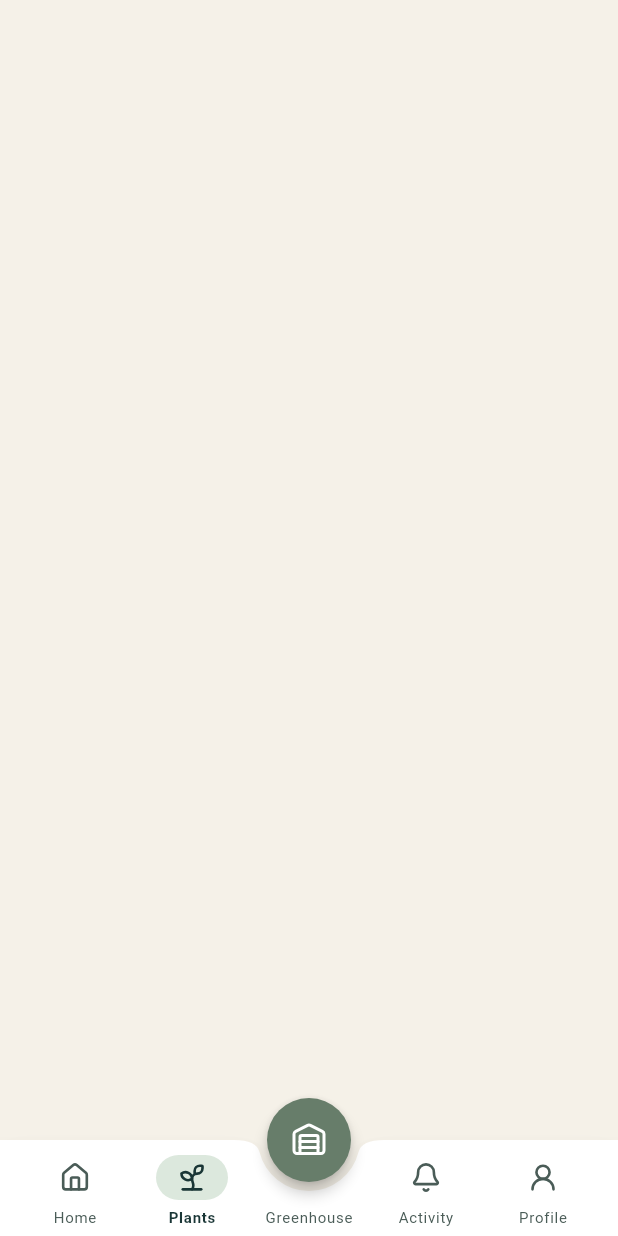
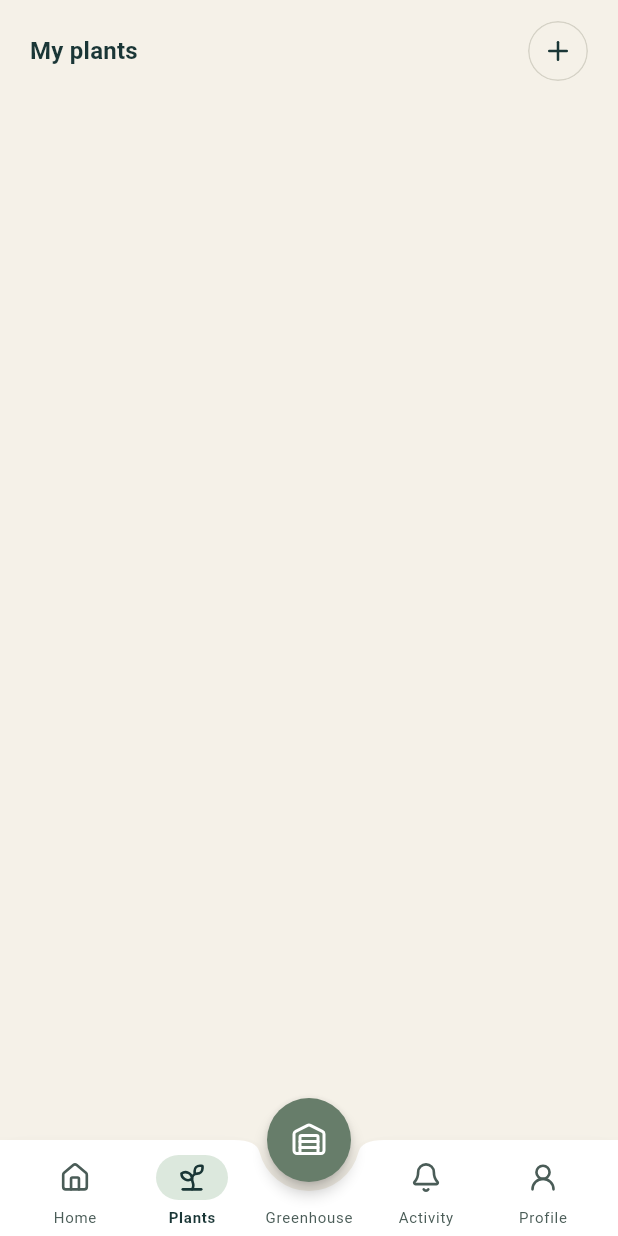
Before and after one commit to fabiogentile-gif/verdant, a Flutter app: the screen it shows after launch, item 2 of the bottom bar chosen, on a phone screen of 412 x 824 dp. Run offline on Flutter 3.47's test engine with Material 3 defaults, Android fonts, the phone set to English and light mode, and no system bars; our stand-ins replace lucide_icons_flutter.

Commit message:
Aggiunta appbar con pulsante premibile per quick action

```diff
--- a/lib/app_bar.dart
+++ b/lib/app_bar.dart
@@ -4,40 +4,66 @@ class StandardAppBar extends StatelessWidget implements PreferredSizeWidget {
   const StandardAppBar({
     super.key,
     required this.title,
-    required this.subtitle,
+    this.actionIcon,
+    this.onActionTap,
   });
 
   final String title;
-  final String subtitle;
+  final IconData? actionIcon;
+  final VoidCallback? onActionTap;
+
+  static const _height = 68.0;
+
+  @override
+  Size get preferredSize => const Size.fromHeight(_height);
 
   @override
   Widget build(BuildContext context) {
-    final colors = Theme.of(context).colorScheme;
+    final theme = Theme.of(context);
+    final colors = theme.colorScheme;
 
     return AppBar(
-      backgroundColor: Theme.of(context).scaffoldBackgroundColor,
-      toolbarHeight: 72,
+      backgroundColor: theme.scaffoldBackgroundColor,
+      surfaceTintColor: Colors.transparent,
+      scrolledUnderElevation: 0,
+      toolbarHeight: _height,
       automaticallyImplyLeading: false,
-      title: Padding(
-        padding: const EdgeInsets.symmetric(horizontal: 2),
-        child: Column(
+      centerTitle: false,
+      titleSpacing: 20,
+      title: Column(
         crossAxisAlignment: CrossAxisAlignment.start,
+        mainAxisSize: MainAxisSize.min,
         children: [
           Text(
             title,
-              style: TextStyle(fontWeight: FontWeight.bold, fontSize: 30),
+            maxLines: 1,
+            overflow: TextOverflow.ellipsis,
+            style: theme.textTheme.titleMedium?.copyWith(
+              fontSize: 16,
+              fontWeight: FontWeight.w600,
+              color: colors.onSurface,
             ),
-            Text(
-              subtitle,
-              style: Theme.of(context).textTheme.bodySmall
-                  ?.copyWith(color: colors.onSurfaceVariant),
           ),
         ],
       ),
+      actions: [
+        if (actionIcon != null)
+        Padding(
+          padding: const EdgeInsets.only(left: 12, right: 20),
+          child: Material(
+            color: Colors.transparent,
+            shape: CircleBorder(side: BorderSide(color: colors.outlineVariant)),
+            clipBehavior: Clip.antiAlias,
+            child: InkWell(
+              onTap: onActionTap,
+              child: SizedBox.square(
+                dimension: 40,
+                child: Icon(actionIcon, size: 20, color: colors.onSurface),
               ),
+            ),
+          ),
+        ),
+      ],
     );
   }
-
-  @override
-  Size get preferredSize => const Size.fromHeight(72);
 }
--- a/lib/main.dart
+++ b/lib/main.dart
@@ -22,7 +22,7 @@ class MyApp extends StatelessWidget {
         themeMode: mode,
         initialRoute: AppRoutes.root,
         onGenerateRoute: AppRoutes.onGenerateRoute,
-        title: 'APP',
+        title: 'Verdant.',
       ),
     );
   }
--- a/lib/pages/activity.dart
+++ b/lib/pages/activity.dart
@@ -1,10 +1,14 @@
 import 'package:flutter/material.dart';
+import 'package:lucide_icons_flutter/lucide_icons.dart';
+import 'package:verdant/app_bar.dart';
 
 class Activity extends StatelessWidget {
   const Activity({super.key});
 
   @override
   Widget build(BuildContext context) {
-    return Scaffold();
+    return Scaffold(
+      appBar: StandardAppBar(title: 'Activity',actionIcon: LucideIcons.calendarDays,onActionTap: () {},),
+    );
   }
 }
--- a/lib/pages/greenhouse.dart
+++ b/lib/pages/greenhouse.dart
@@ -1,10 +1,14 @@
 import 'package:flutter/material.dart';
+import 'package:lucide_icons_flutter/lucide_icons.dart';
+import 'package:verdant/app_bar.dart';
 
 class Greenhouse extends StatelessWidget {
   const Greenhouse({super.key});
 
   @override
   Widget build(BuildContext context) {
-    return Scaffold();
+    return Scaffold(
+      appBar: StandardAppBar(title: 'The greenhouse',actionIcon: LucideIcons.shoppingBag,onActionTap: () {},),
+    );
   }
 }
--- a/lib/pages/homepage.dart
+++ b/lib/pages/homepage.dart
@@ -5,6 +5,7 @@ class Homepage extends StatelessWidget {
 
   @override
   Widget build(BuildContext context) {
-    return Scaffold();
+    return Scaffold(
+    );
   }
 }
--- a/lib/pages/plants.dart
+++ b/lib/pages/plants.dart
@@ -1,10 +1,14 @@
 import 'package:flutter/material.dart';
+import 'package:lucide_icons_flutter/lucide_icons.dart';
+import 'package:verdant/app_bar.dart';
 
 class Plants extends StatelessWidget {
   const Plants({super.key});
 
   @override
   Widget build(BuildContext context) {
-    return Scaffold();
+    return Scaffold(
+      appBar: StandardAppBar(title: 'My plants',actionIcon: LucideIcons.plus,onActionTap: () {},),
+    );
   }
 }
--- a/lib/pages/profile.dart
+++ b/lib/pages/profile.dart
@@ -1,10 +1,14 @@
 import 'package:flutter/material.dart';
+import 'package:lucide_icons_flutter/lucide_icons.dart';
+import 'package:verdant/app_bar.dart';
 
 class Profile extends StatelessWidget {
   const Profile({super.key});
 
   @override
   Widget build(BuildContext context) {
-    return Scaffold();
+    return Scaffold(
+      appBar: StandardAppBar(title: 'Profile',actionIcon: LucideIcons.settings,onActionTap: () {},),
+    );
   }
 }
--- a/pubspec.yaml
+++ b/pubspec.yaml
@@ -35,8 +35,6 @@ dependencies:
   # Use with the CupertinoIcons class for iOS style icons.
   cupertino_icons: ^1.0.8
   lucide_icons_flutter: ^4.0.2
-  circle_nav_bar: ^2.2.0
-
 dev_dependencies:
   flutter_test:
     sdk: flutter
```
Also changed, not shown: pubspec.lock. Lines whose indentation alone changed are shown as unchanged.
